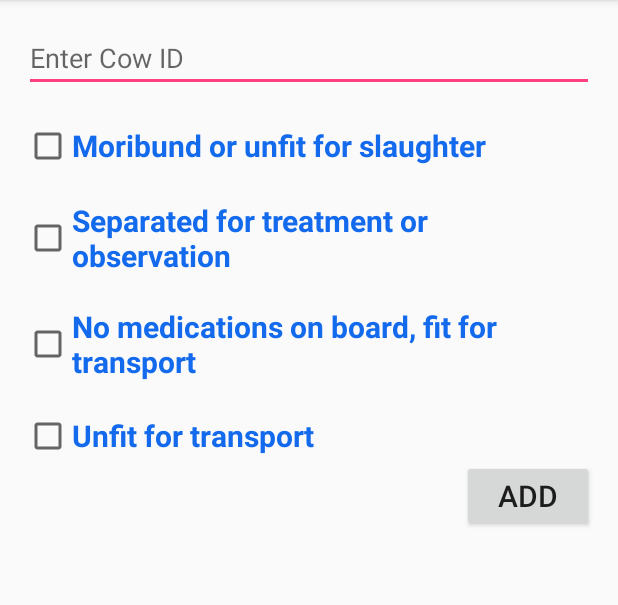
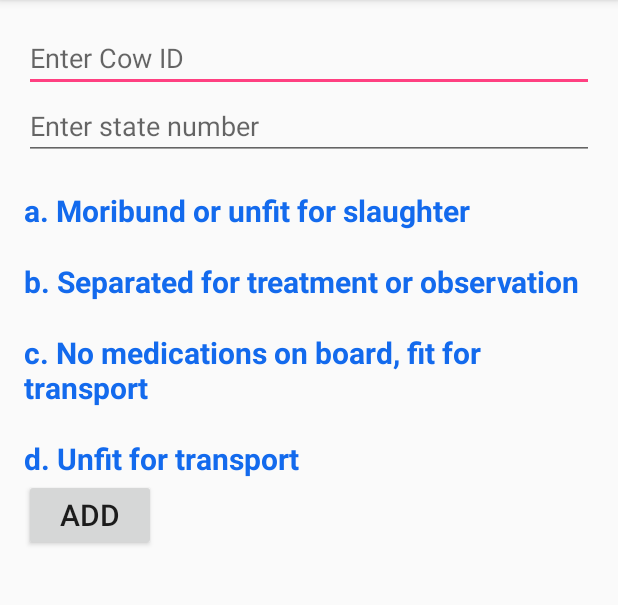
Before and after one commit to LeahK/CowCareMobileApplication, an Android app: the AddNewCow screen opened directly, with no data from a screen before it, on a phone screen of 412 x 824 dp, the part 84-689 px from its top. Run offline under Robolectric (Android 15) with nearby library versions, the phone set to English and light mode, and no system bars.

Commit message:
add new cow function

```diff
--- a/login_screen/src/main/AndroidManifest.xml
+++ b/login_screen/src/main/AndroidManifest.xml
@@ -32,7 +32,8 @@
             android:theme="@style/AppTheme.NoActionBar" />
         <activity android:name=".AddNewCow" />
         <activity android:name=".CowInformation" />
-        <activity android:name=".NextStep"></activity>
+        <activity android:name=".NextStep" />
+        <activity android:name=".TEMP"></activity>
     </application>
 
 </manifest>
--- a/login_screen/src/main/java/com/example/leah/myapplication/MainActivity.java
+++ b/login_screen/src/main/java/com/example/leah/myapplication/MainActivity.java
@@ -295,9 +295,7 @@ public class MainActivity extends AppCompatActivity
                 conn.setRequestProperty("charset", "utf-8");
                 conn.setUseCaches(false);
 
-
                 if (conn.getResponseCode() == HttpURLConnection.HTTP_CREATED || conn.getResponseCode() == HttpURLConnection.HTTP_OK) {
-
                     Log.i("success",conn.getResponseMessage());
 
                 } else {
--- a/login_screen/src/main/res/layout/activity_add_new_cow.xml
+++ b/login_screen/src/main/res/layout/activity_add_new_cow.xml
@@ -10,20 +10,41 @@
     tools:context="com.example.leah.myapplication.AddNewCow">
 
 
-    <EditText
-        android:id="@+id/launch_codes"
-        android:layout_width="fill_parent"
-        android:layout_height="wrap_content"
-        android:hint="@string/enter_cow_id"
-        android:inputType="number"
-        android:imeActionLabel="@string/cow_id" />
 
-    <CheckBox
+        <AutoCompleteTextView
+            android:id="@+id/cowID"
+            android:layout_width="match_parent"
+            android:layout_height="wrap_content"
+            android:inputType="number"
+            android:hint="@string/enter_cow_id"
+            android:maxLines="1"
+            android:singleLine="true" />
+
+
+
+
+
+        <EditText
+            android:id="@+id/state"
+            android:layout_width="match_parent"
+            android:layout_height="wrap_content"
+            android:layout_below="@+id/cowID"
+
+            android:hint="@string/enter_state_number"
+            android:inputType="number"
+            android:maxLines="1"
+            android:singleLine="true" />
+
+
+
+
+
+    <TextView
         android:layout_width="wrap_content"
         android:layout_height="wrap_content"
         android:text="@string/mus"
         android:id="@+id/checkBox_1"
-        android:layout_below="@+id/launch_codes"
+        android:layout_below="@+id/state"
         android:layout_marginTop="20dp"
         android:layout_alignParentLeft="true"
         android:layout_alignParentStart="true"
@@ -31,7 +52,7 @@
         android:textColor="#136aed"
         android:textStyle="bold" />
 
-    <CheckBox
+    <TextView
         android:layout_width="wrap_content"
         android:layout_height="wrap_content"
         android:text="@string/sto"
@@ -44,7 +65,7 @@
         android:textColor="#136aed"
         android:textStyle="bold" />
 
-    <CheckBox
+    <TextView
         android:layout_width="wrap_content"
         android:layout_height="wrap_content"
         android:text="@string/nmb"
@@ -57,7 +78,7 @@
         android:textColor="#136aed"
         android:textStyle="bold" />
 
-    <CheckBox
+    <TextView
         android:layout_width="wrap_content"
         android:layout_height="wrap_content"
         android:text="@string/ut"
@@ -80,4 +101,6 @@
         android:layout_alignRight="@+id/launch_codes"
         android:layout_alignEnd="@+id/launch_codes"
         android:textSize="20dp"/>
+
+
 </RelativeLayout>
--- a/login_screen/src/main/res/values/strings.xml
+++ b/login_screen/src/main/res/values/strings.xml
@@ -8,6 +8,9 @@
     <string name="action_sign_in_short">Sign in</string>
     <string name="error_invalid_email">This email address is invalid</string>
     <string name="error_invalid_password">This password is too short</string>
+    <string name="error_invalid_cowID">This id is wrong</string>
+    <string name="error_incorrect_information">This information is incorrect</string>
+
     <string name="error_incorrect_password">This password is incorrect</string>
     <string name="error_field_required">This field is required</string>
     <string name="permission_rationale">"Contacts permissions are needed for providing email
@@ -22,11 +25,12 @@
     <string name="add_new_cow">Add New Cow</string>
     <string name="cow_id">Finish Enter</string>
     <string name="enter_cow_id">Enter Cow ID</string>
+    <string name="enter_state_number">Enter state number</string>
 
-    <string name="mus">Moribund or unfit for slaughter</string>
-    <string name="sto">Separated for treatment or observation</string>
-    <string name="nmb">No medications on board, fit for transport</string>
-    <string name="ut">Unfit for transport</string>
+    <string name="mus">a. Moribund or unfit for slaughter</string>
+    <string name="sto">b. Separated for treatment or observation</string>
+    <string name="nmb">c. No medications on board, fit for transport</string>
+    <string name="ut">d. Unfit for transport</string>
     <string name="title_activity_cow_information">CowInformation</string>
     <string name="step1">No response to the treatment, condition declining</string>
     <string name="step2">Positive response to th etreatment, condition improved</string>
```
Also changed, not shown: login_screen/src/main/java/com/example/leah/myapplication/AddNewCow.java (+213 -1 lines).
